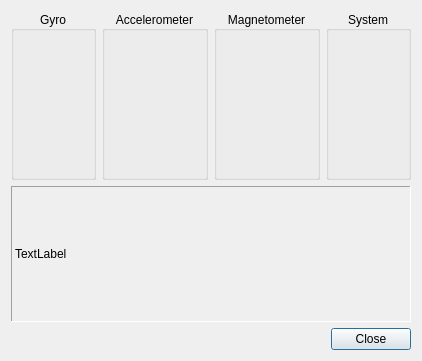
The window that gui/src/calibrate.ui (dlktdr/HeadTracker) describes before a commit, drawn with Qt 5.
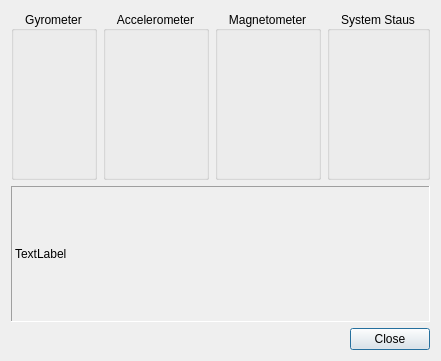
The same window after the commit. Icons and pictures are not drawn. Custom widgets are drawn as their Qt base class.

The edit to the form file:
```diff
--- a/gui/src/calibrate.ui
+++ b/gui/src/calibrate.ui
@@ -25,7 +25,7 @@
         </sizepolicy>
        </property>
        <property name="title">
-        <string>Gyro</string>
+        <string>Gyrometer</string>
        </property>
        <property name="alignment">
         <set>Qt::AlignCenter</set>
@@ -334,7 +334,7 @@
         </sizepolicy>
        </property>
        <property name="title">
-        <string>System</string>
+        <string>System Staus</string>
        </property>
        <property name="alignment">
         <set>Qt::AlignCenter</set>
```
